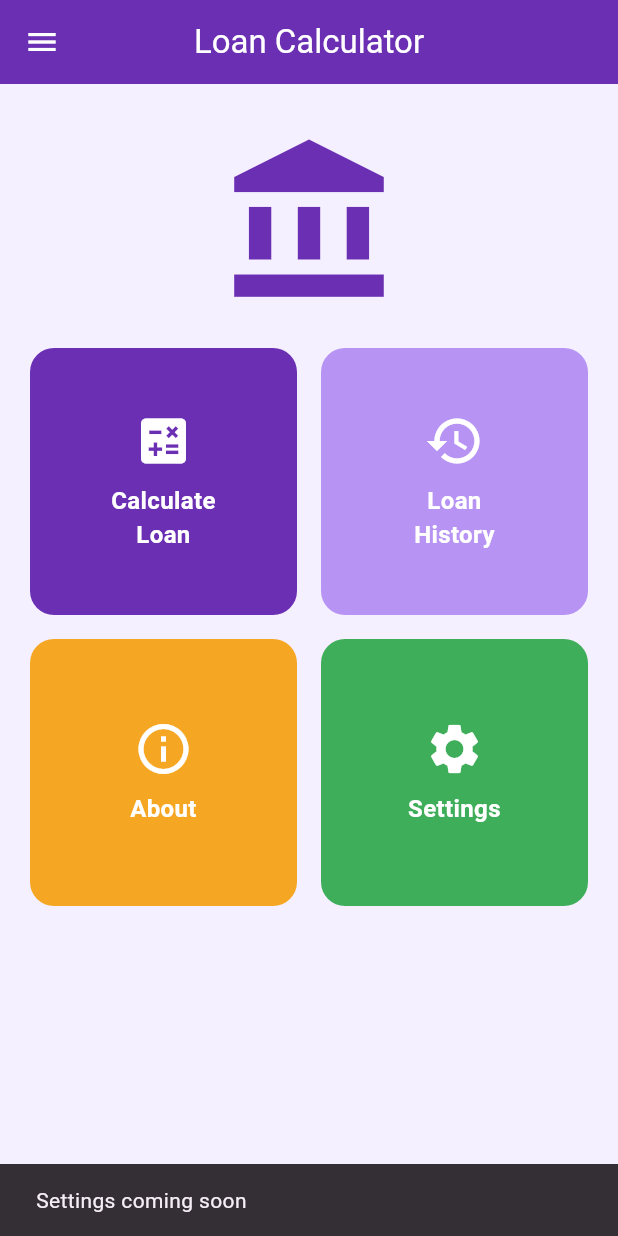
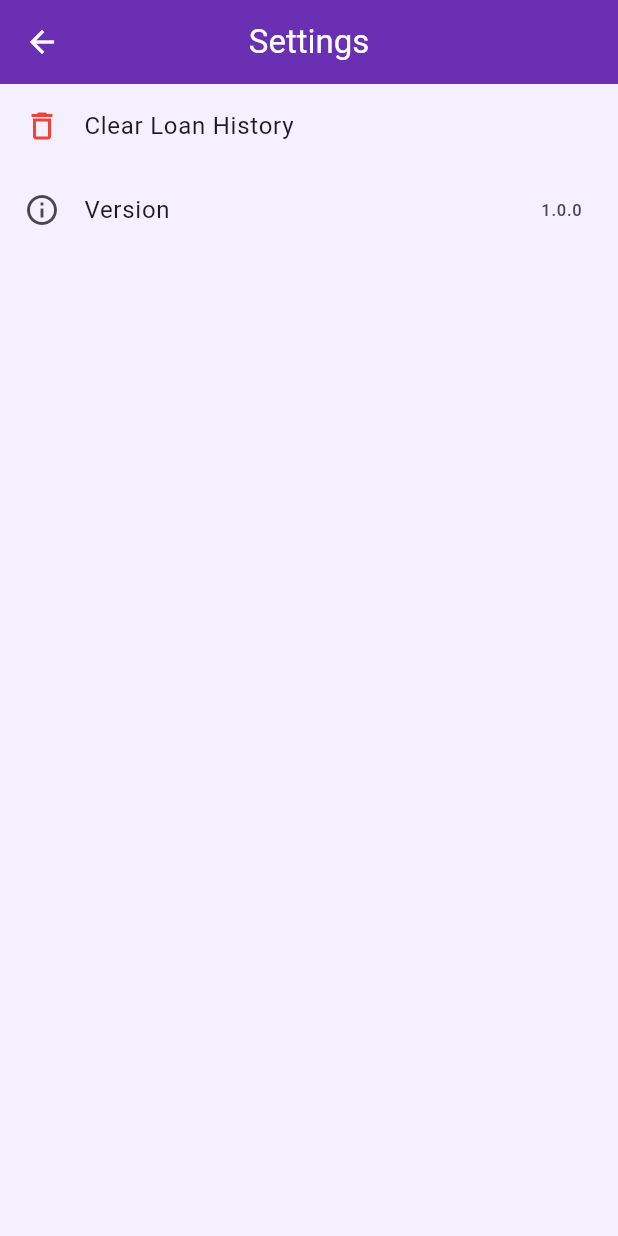
Before and after one commit to nonoyjuswa/Loan-Calculator, a Flutter app: the screen it shows after launch, after a tap on "Settings", on a phone screen of 412 x 824 dp. Run offline on Flutter 3.47's test engine with Material 3 defaults, Android fonts, the phone set to English and light mode, and no system bars; our stand-ins replace share_plus, shared_preferences.

Commit message:
Added a function to settings button. Clear history.

```diff
--- a/lib/screens/home.dart
+++ b/lib/screens/home.dart
@@ -3,15 +3,10 @@ import '../utils/app_theme.dart';
 import '../widgets/menu_button.dart';
 import 'input.dart';
 import 'history.dart';
+import 'settings.dart';
 
 class HomeScreen extends StatelessWidget {
   const HomeScreen({super.key});
-
-  void _comingSoon(BuildContext context, String name) {
-    ScaffoldMessenger.of(context).showSnackBar(
-      SnackBar(content: Text('$name coming soon')),
-    );
-  }
 
   void _showAbout(BuildContext context) {
     showAboutDialog(
@@ -73,7 +68,10 @@ class HomeScreen extends StatelessWidget {
                     icon: Icons.settings,
                     label: 'Settings',
                     color: AppColors.green,
-                    onTap: () => _comingSoon(context, 'Settings'),
+                    onTap: () => Navigator.push(
+                      context,
+                      MaterialPageRoute(builder: (_) => const SettingsScreen()),
+                    ),
                   ),
                 ],
               ),
--- /dev/null
+++ b/lib/screens/settings.dart
@@ -0,0 +1,54 @@
+import 'package:flutter/material.dart';
+import '../services/history_service.dart';
+
+class SettingsScreen extends StatelessWidget {
+  const SettingsScreen({super.key});
+
+  Future<void> _confirmClear(BuildContext context) async {
+    final ok = await showDialog<bool>(
+      context: context,
+      builder: (ctx) => AlertDialog(
+        title: const Text('Clear history?'),
+        content: const Text('This deletes all saved loans.'),
+        actions: [
+          TextButton(
+            onPressed: () => Navigator.pop(ctx, false),
+            child: const Text('Cancel'),
+          ),
+          TextButton(
+            onPressed: () => Navigator.pop(ctx, true),
+            child: const Text('Clear'),
+          ),
+        ],
+      ),
+    );
+
+    if (ok != true) return;
+    await HistoryService.clear();
+    if (!context.mounted) return;
+    ScaffoldMessenger.of(context).showSnackBar(
+      const SnackBar(content: Text('History cleared')),
+    );
+  }
+
+  @override
+  Widget build(BuildContext context) {
+    return Scaffold(
+      appBar: AppBar(title: const Text('Settings')),
+      body: ListView(
+        children: [
+          ListTile(
+            leading: const Icon(Icons.delete_outline, color: Colors.red),
+            title: const Text('Clear Loan History'),
+            onTap: () => _confirmClear(context),
+          ),
+          const ListTile(
+            leading: Icon(Icons.info_outline),
+            title: Text('Version'),
+            trailing: Text('1.0.0'),
+          ),
+        ],
+      ),
+    );
+  }
+}
--- a/lib/services/history_service.dart
+++ b/lib/services/history_service.dart
@@ -25,4 +25,9 @@ class HistoryService {
     if (index < raw.length) raw.removeAt(index);
     await prefs.setStringList(_key, raw);
   }
+
+  static Future<void> clear() async {
+    final prefs = await SharedPreferences.getInstance();
+    await prefs.remove(_key);
+  }
 }
```
